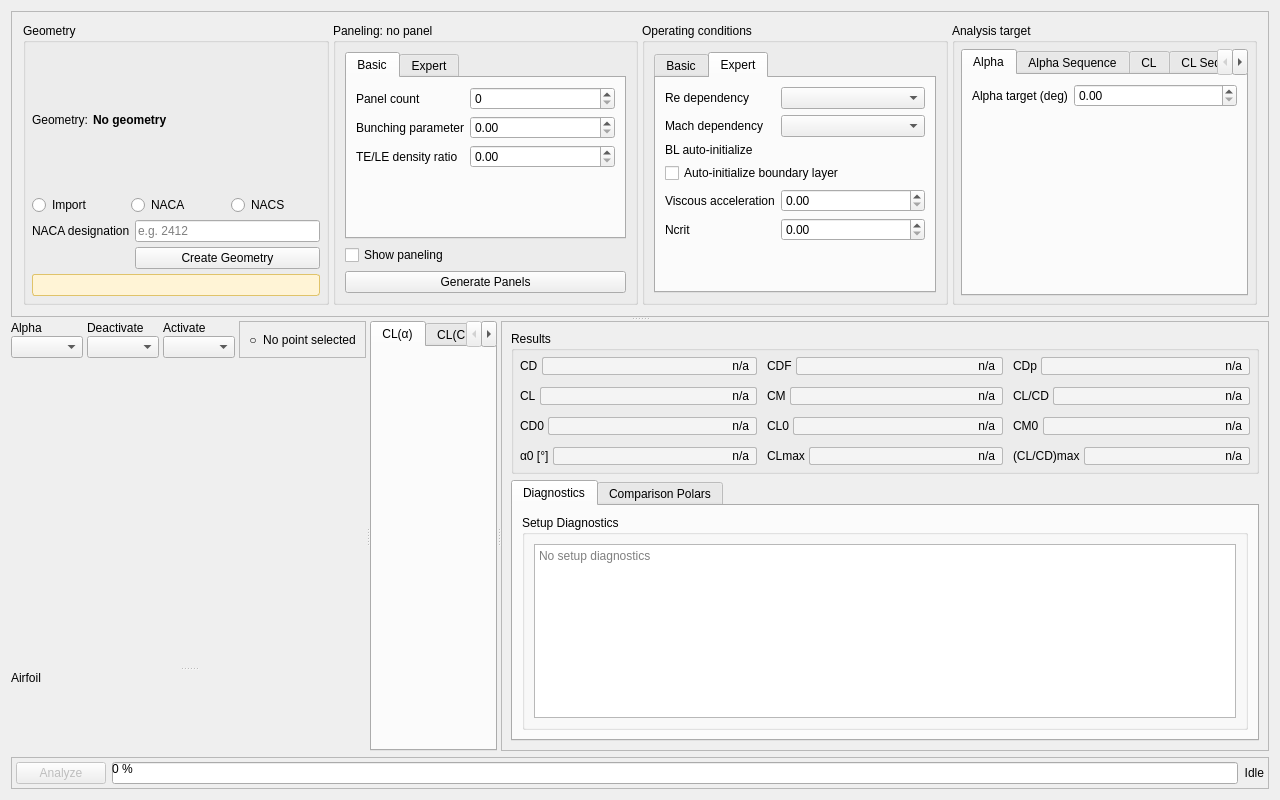
The window that src/gui/XFoilWidget.ui (of33/XFOIL.next) describes before a commit, drawn with Qt 5.
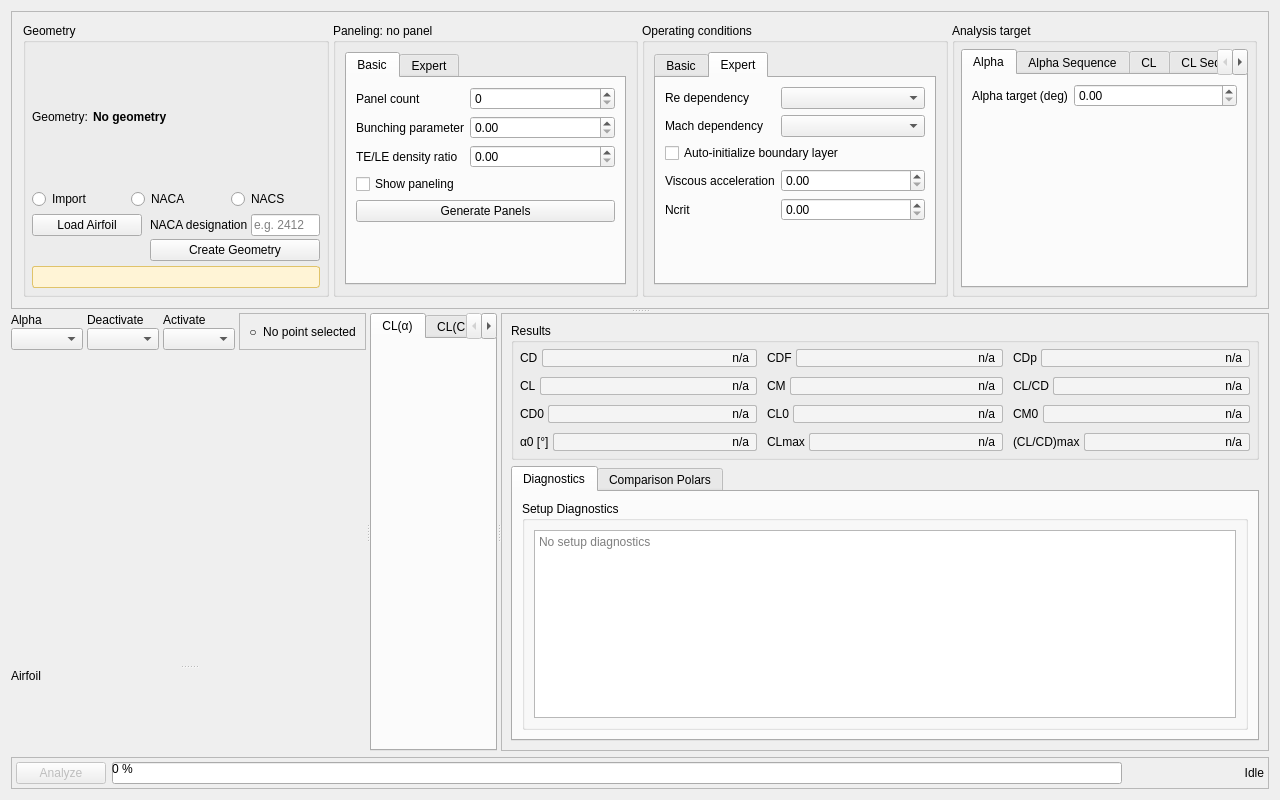
The same window after the commit. The open tabs and pages were chosen to show the change. Custom widgets are drawn as their Qt base class.

The edit to the form file:
```diff
--- a/src/gui/XFoilWidget.ui
+++ b/src/gui/XFoilWidget.ui
@@ -223,6 +223,72 @@
                </layout>
               </item>
               <item>
+               <layout class="QHBoxLayout" name="geometryBodyLayout">
+                <property name="leftMargin">
+                 <number>0</number>
+                </property>
+                <property name="topMargin">
+                 <number>0</number>
+                </property>
+                <property name="rightMargin">
+                 <number>0</number>
+                </property>
+                <property name="bottomMargin">
+                 <number>0</number>
+                </property>
+                <property name="spacing">
+                 <number>8</number>
+                </property>
+                <item alignment="Qt::AlignTop">
+                 <widget class="QPushButton" name="loadAirfoilButton">
+                  <property name="text">
+                   <string>Load Airfoil</string>
+                  </property>
+                  <property name="toolTip">
+                   <string>Choose a coordinate file through the application file dialog.</string>
+                  </property>
+                  <property name="accessibleName">
+                   <string>Load airfoil</string>
+                  </property>
+                  <property name="minimumSize">
+                   <size>
+                    <width>110</width>
+                    <height>0</height>
+                   </size>
+                  </property>
+                  <property name="maximumSize">
+                   <size>
+                    <width>130</width>
+                    <height>16777215</height>
+                   </size>
+                  </property>
+                 </widget>
+                </item>
+                <item>
+                 <widget class="QWidget" name="nacaGeometryBlock" native="true">
+                  <property name="sizePolicy">
+                   <sizepolicy hsizetype="Expanding" vsizetype="Preferred">
+                    <horstretch>1</horstretch>
+                    <verstretch>0</verstretch>
+                   </sizepolicy>
+                  </property>
+                  <layout class="QVBoxLayout" name="nacaGeometryBlockLayout">
+                   <property name="leftMargin">
+                    <number>0</number>
+                   </property>
+                   <property name="topMargin">
+                    <number>0</number>
+                   </property>
+                   <property name="rightMargin">
+                    <number>0</number>
+                   </property>
+                   <property name="bottomMargin">
+                    <number>0</number>
+                   </property>
+                   <property name="spacing">
+                    <number>3</number>
+                   </property>
+                   <item>
                <layout class="QFormLayout" name="geometryForm">
                 <item row="0" column="0">
                  <widget class="QLabel" name="nacaDesignationLabel">
@@ -242,12 +308,11 @@
                   <property name="accessibleName">
                    <string>NACA designation</string>
                   </property>
-                  <property name="maximumWidth">
-                   <number>120</number>
-                  </property>
-                 </widget>
-                </item>
-                <item row="1" column="1">
+                      </widget>
+                     </item>
+                    </layout>
+                   </item>
+                   <item>
                  <widget class="QPushButton" name="applyGeometryButton">
                   <property name="text">
                    <string>Create Geometry</string>
@@ -260,9 +325,9 @@
                   </property>
                  </widget>
                 </item>
-                <property name="rowWrapPolicy">
-                 <enum>QFormLayout::WrapLongRows</enum>
-                </property>
+                  </layout>
+                 </widget>
+                </item>
                </layout>
               </item>
               <item>
@@ -369,6 +434,32 @@
                     </property>
                    </widget>
                   </item>
+                  <item row="3" column="0" colspan="2">
+                   <widget class="QCheckBox" name="showPanelingCheckBox">
+                <property name="text">
+                 <string>Show paneling</string>
+                </property>
+                <property name="toolTip">
+                 <string>Show or hide the red panel contour and panel-node ticks. View only.</string>
+                </property>
+                <property name="accessibleName">
+                 <string>Show paneling</string>
+                </property>
+               </widget>
+                  </item>
+                  <item row="4" column="0" colspan="2">
+                   <widget class="QPushButton" name="generatePanelButton">
+                <property name="text">
+                 <string>Generate Panels</string>
+                </property>
+                <property name="toolTip">
+                 <string>Generate the panel from the current geometry and paneling options.</string>
+                </property>
+                <property name="accessibleName">
+                 <string>Generate panels</string>
+                </property>
+               </widget>
+                  </item>
                  </layout>
                 </widget>
                 <widget class="QWidget" name="panelingExpertPage">
@@ -483,32 +574,6 @@
                 </widget>
                </widget>
               </item>
-              <item>
-               <widget class="QCheckBox" name="showPanelingCheckBox">
-                <property name="text">
-                 <string>Show paneling</string>
-                </property>
-                <property name="toolTip">
-                 <string>Show or hide the red panel contour and panel-node ticks. View only.</string>
-                </property>
-                <property name="accessibleName">
-                 <string>Show paneling</string>
-                </property>
-               </widget>
-              </item>
-              <item>
-               <widget class="QPushButton" name="generatePanelButton">
-                <property name="text">
-                 <string>Generate Panels</string>
-                </property>
-                <property name="toolTip">
-                 <string>Generate the panel from the current geometry and paneling options.</string>
-                </property>
-                <property name="accessibleName">
-                 <string>Generate panels</string>
-                </property>
-               </widget>
-              </item>
              </layout>
             </widget>
            </item>
@@ -707,14 +772,7 @@
                     </property>
                    </widget>
                   </item>
-                  <item row="2" column="0">
-                   <widget class="QLabel" name="autoInitializeLabel">
-                    <property name="text">
-                     <string>BL auto-initialize</string>
-                    </property>
-                   </widget>
-                  </item>
-                  <item row="2" column="1">
+                  <item row="2" column="0" colspan="2">
                    <widget class="QCheckBox" name="autoInitializeBoundaryLayerCheck">
                     <property name="text">
                      <string>Auto-initialize boundary layer</string>
@@ -2363,7 +2421,7 @@
                <number>6</number>
               </property>
               <property name="verticalSpacing">
-               <number>8</number>
+               <number>6</number>
               </property>
              </layout>
             </widget>
@@ -2698,6 +2756,31 @@
         </property>
        </widget>
       </item>
+      <item>
+       <widget class="QLabel" name="analysisIterationLabel">
+        <property name="text">
+         <string />
+        </property>
+        <property name="accessibleName">
+         <string>Analysis iteration</string>
+        </property>
+        <property name="alignment">
+         <set>Qt::AlignRight|Qt::AlignVCenter</set>
+        </property>
+        <property name="minimumSize">
+         <size>
+          <width>110</width>
+          <height>0</height>
+         </size>
+        </property>
+        <property name="maximumSize">
+         <size>
+          <width>170</width>
+          <height>16777215</height>
+         </size>
+        </property>
+       </widget>
+      </item>
       <item>
        <widget class="QLabel" name="analysisStatusLabel">
         <property name="text">
```
Left out of the diff: 6 changed lines with no effect on the pictures. Lines whose indentation alone changed are shown as unchanged.
